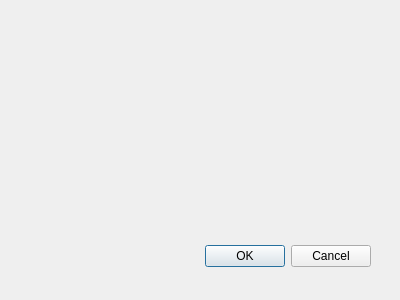
This is information.ui in Ysajid/University-Management as Qt 5 draws it before an edit. The edited form follows.
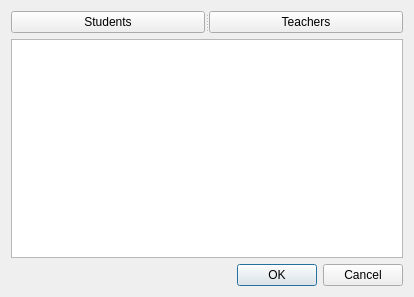
This is the edited form.

What changed in the file:
```diff
--- a/information.ui
+++ b/information.ui
@@ -8,22 +8,36 @@
    <rect>
     <x>0</x>
     <y>0</y>
-    <width>400</width>
-    <height>300</height>
+    <width>414</width>
+    <height>297</height>
    </rect>
   </property>
   <property name="windowTitle">
    <string>Dialog</string>
   </property>
+  <layout class="QVBoxLayout" name="verticalLayout">
+   <item>
+    <widget class="QSplitter" name="splitter">
+     <property name="orientation">
+      <enum>Qt::Horizontal</enum>
+     </property>
+     <widget class="QPushButton" name="pushButton">
+      <property name="text">
+       <string>Students</string>
+      </property>
+     </widget>
+     <widget class="QPushButton" name="pushButton_2">
+      <property name="text">
+       <string>Teachers</string>
+      </property>
+     </widget>
+    </widget>
+   </item>
+   <item>
+    <widget class="QTableWidget" name="tableWidget"/>
+   </item>
+   <item>
   <widget class="QDialogButtonBox" name="buttonBox">
-   <property name="geometry">
-    <rect>
-     <x>30</x>
-     <y>240</y>
-     <width>341</width>
-     <height>32</height>
-    </rect>
-   </property>
    <property name="orientation">
     <enum>Qt::Horizontal</enum>
    </property>
@@ -31,6 +45,8 @@
     <set>QDialogButtonBox::Cancel|QDialogButtonBox::Ok</set>
    </property>
   </widget>
+   </item>
+  </layout>
  </widget>
  <pixmapfunction/>
  <resources/>
```
Left out of the diff: 5 changed lines with no effect on the pictures. Lines whose indentation alone changed are shown as unchanged.
